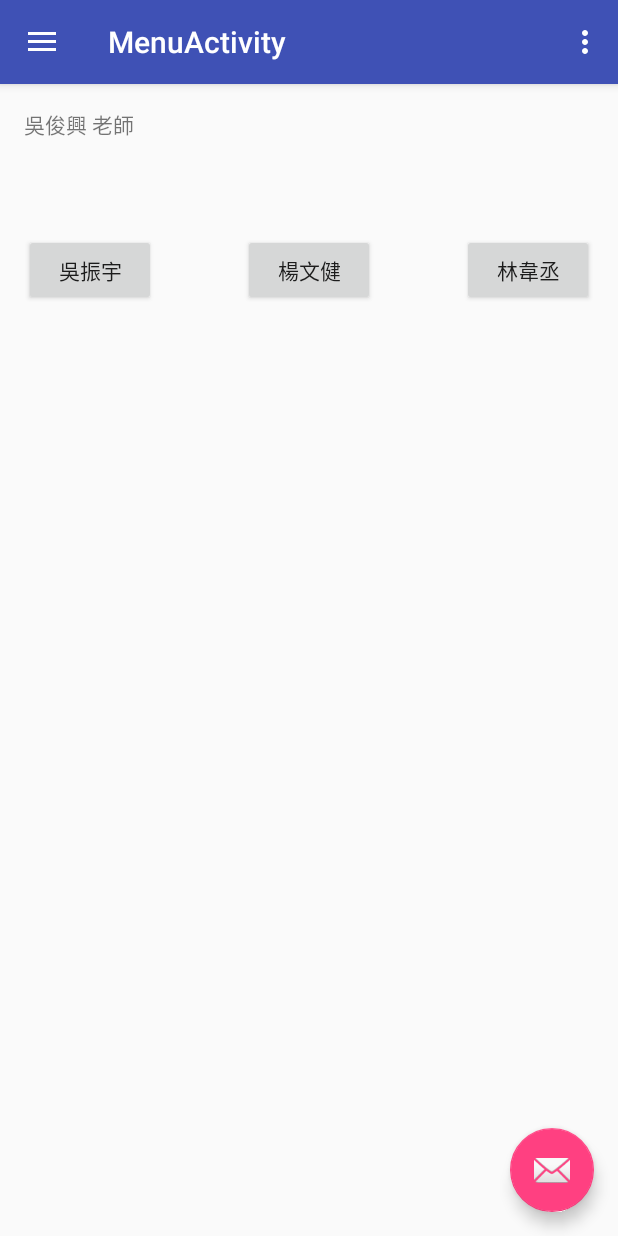
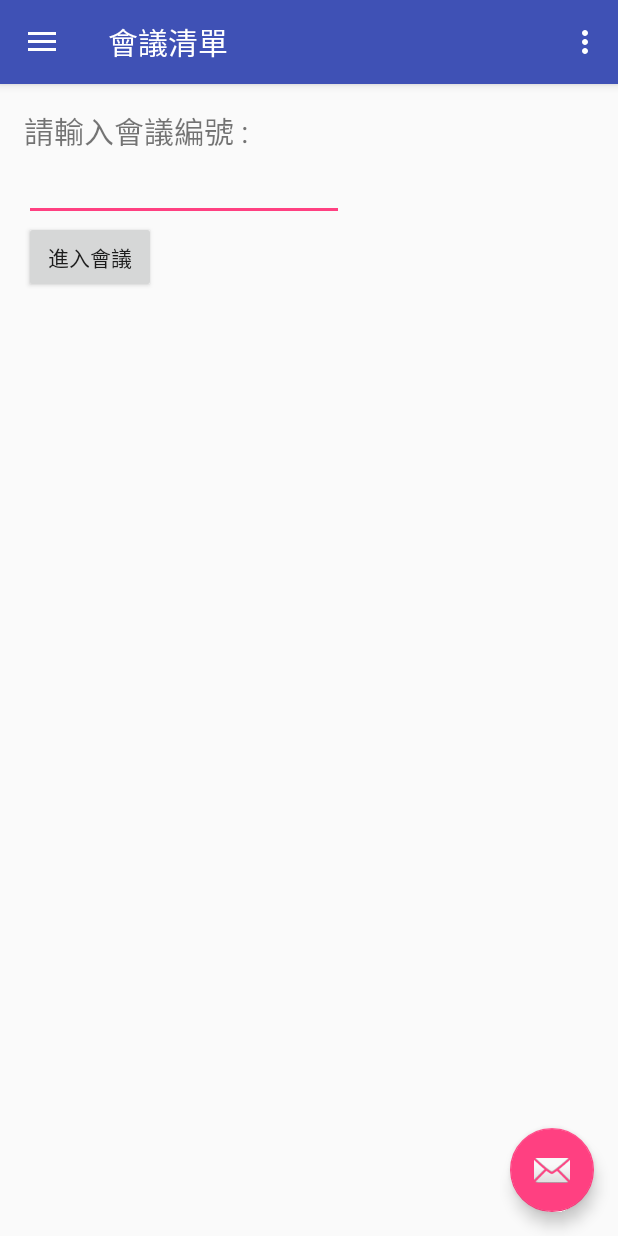
Before and after one commit to Bearww/AndroidRemote, an Android app: the MenuActivity screen opened directly, with no data from a screen before it, on a phone screen of 412 x 824 dp. Run offline under Robolectric (Android 15) with nearby library versions, the phone set to English and light mode, and no system bars.

Commit message:
Basic join reference function
Only client enabled and simple UI

```diff
--- a/app/src/main/AndroidManifest.xml
+++ b/app/src/main/AndroidManifest.xml
@@ -29,7 +29,9 @@
             android:name=".MenuActivity"
             android:label="@string/title_activity_menu"
             android:theme="@style/AppTheme.NoActionBar" />
-        <activity android:name=".RemoteActivity"></activity>
+        <activity
+            android:name=".RemoteActivity"
+            android:label="@string/title_activity_remote" />
     </application>
 
 </manifest>
--- /dev/null
+++ b/app/src/main/res/drawable/ic_assignment_black_24dp.xml
@@ -0,0 +1,9 @@
+<vector xmlns:android="http://schemas.android.com/apk/res/android"
+        android:width="24dp"
+        android:height="24dp"
+        android:viewportWidth="24.0"
+        android:viewportHeight="24.0">
+    <path
+        android:fillColor="#FF000000"
+        android:pathData="M19,3h-4.18C14.4,1.84 13.3,1 12,1c-1.3,0 -2.4,0.84 -2.82,2L5,3c-1.1,0 -2,0.9 -2,2v14c0,1.1 0.9,2 2,2h14c1.1,0 2,-0.9 2,-2L21,5c0,-1.1 -0.9,-2 -2,-2zM12,3c0.55,0 1,0.45 1,1s-0.45,1 -1,1 -1,-0.45 -1,-1 0.45,-1 1,-1zM14,17L7,17v-2h7v2zM17,13L7,13v-2h10v2zM17,9L7,9L7,7h10v2z"/>
+</vector>
--- /dev/null
+++ b/app/src/main/res/drawable/ic_assignment_turned_in_black_24dp.xml
@@ -0,0 +1,9 @@
+<vector xmlns:android="http://schemas.android.com/apk/res/android"
+        android:width="24dp"
+        android:height="24dp"
+        android:viewportWidth="24.0"
+        android:viewportHeight="24.0">
+    <path
+        android:fillColor="#FF000000"
+        android:pathData="M19,3h-4.18C14.4,1.84 13.3,1 12,1c-1.3,0 -2.4,0.84 -2.82,2L5,3c-1.1,0 -2,0.9 -2,2v14c0,1.1 0.9,2 2,2h14c1.1,0 2,-0.9 2,-2L21,5c0,-1.1 -0.9,-2 -2,-2zM12,3c0.55,0 1,0.45 1,1s-0.45,1 -1,1 -1,-0.45 -1,-1 0.45,-1 1,-1zM10,17l-4,-4 1.41,-1.41L10,14.17l6.59,-6.59L18,9l-8,8z"/>
+</vector>
--- /dev/null
+++ b/app/src/main/res/drawable/ic_settings_black_24dp.xml
@@ -0,0 +1,9 @@
+<vector xmlns:android="http://schemas.android.com/apk/res/android"
+        android:width="24dp"
+        android:height="24dp"
+        android:viewportWidth="24.0"
+        android:viewportHeight="24.0">
+    <path
+        android:fillColor="#FF000000"
+        android:pathData="M19.43,12.98c0.04,-0.32 0.07,-0.64 0.07,-0.98s-0.03,-0.66 -0.07,-0.98l2.11,-1.65c0.19,-0.15 0.24,-0.42 0.12,-0.64l-2,-3.46c-0.12,-0.22 -0.39,-0.3 -0.61,-0.22l-2.49,1c-0.52,-0.4 -1.08,-0.73 -1.69,-0.98l-0.38,-2.65C14.46,2.18 14.25,2 14,2h-4c-0.25,0 -0.46,0.18 -0.49,0.42l-0.38,2.65c-0.61,0.25 -1.17,0.59 -1.69,0.98l-2.49,-1c-0.23,-0.09 -0.49,0 -0.61,0.22l-2,3.46c-0.13,0.22 -0.07,0.49 0.12,0.64l2.11,1.65c-0.04,0.32 -0.07,0.65 -0.07,0.98s0.03,0.66 0.07,0.98l-2.11,1.65c-0.19,0.15 -0.24,0.42 -0.12,0.64l2,3.46c0.12,0.22 0.39,0.3 0.61,0.22l2.49,-1c0.52,0.4 1.08,0.73 1.69,0.98l0.38,2.65c0.03,0.24 0.24,0.42 0.49,0.42h4c0.25,0 0.46,-0.18 0.49,-0.42l0.38,-2.65c0.61,-0.25 1.17,-0.59 1.69,-0.98l2.49,1c0.23,0.09 0.49,0 0.61,-0.22l2,-3.46c0.12,-0.22 0.07,-0.49 -0.12,-0.64l-2.11,-1.65zM12,15.5c-1.93,0 -3.5,-1.57 -3.5,-3.5s1.57,-3.5 3.5,-3.5 3.5,1.57 3.5,3.5 -1.57,3.5 -3.5,3.5z"/>
+</vector>
--- a/app/src/main/res/layout/content_menu.xml
+++ b/app/src/main/res/layout/content_menu.xml
@@ -15,38 +15,31 @@
     <Button
         android:layout_width="wrap_content"
         android:layout_height="wrap_content"
-        android:text="吳振宇"
+        android:text="進入會議"
         android:id="@+id/button"
-        android:layout_alignParentTop="true"
+        android:layout_below="@+id/editText"
         android:layout_alignParentLeft="true"
-        android:layout_alignParentStart="true"
-        android:layout_marginTop="84dp" />
+        android:layout_alignParentStart="true" />
 
     <TextView
         android:layout_width="wrap_content"
         android:layout_height="wrap_content"
-        android:text="吳俊興 老師"
-        android:id="@+id/textView2"
+        android:text="請輸入會議編號 :"
+        android:textSize="20dp"
+        android:id="@+id/textView"
         android:layout_alignParentLeft="true"
         android:layout_alignParentStart="true"
         android:layout_alignParentTop="true"
         android:layout_alignParentRight="true"
         android:layout_alignParentEnd="true" />
 
-    <Button
+    <EditText
         android:layout_width="wrap_content"
         android:layout_height="wrap_content"
-        android:text="楊文健"
-        android:id="@+id/button2"
-        android:layout_alignBottom="@+id/button"
-        android:layout_centerHorizontal="true" />
-
-    <Button
-        android:layout_width="wrap_content"
-        android:layout_height="wrap_content"
-        android:text="林韋丞"
-        android:id="@+id/button3"
-        android:layout_alignBottom="@+id/button2"
-        android:layout_alignParentRight="true"
-        android:layout_alignParentEnd="true" />
+        android:inputType="number"
+        android:ems="10"
+        android:id="@+id/editText"
+        android:layout_below="@+id/textView"
+        android:layout_alignParentLeft="true"
+        android:layout_alignParentStart="true" />
 </RelativeLayout>
--- a/app/src/main/res/layout/nav_header_menu.xml
+++ b/app/src/main/res/layout/nav_header_menu.xml
@@ -22,13 +22,13 @@
         android:layout_width="match_parent"
         android:layout_height="wrap_content"
         android:paddingTop="@dimen/nav_header_vertical_spacing"
-        android:text="Android Studio"
+        android:text="與會者"
         android:textAppearance="@style/TextAppearance.AppCompat.Body1" />
 
     <TextView
         android:id="@+id/textView"
         android:layout_width="wrap_content"
         android:layout_height="wrap_content"
-        android:text="android.studio@android.com" />
+        android:text="chairman@nuk.edu.tw" />
 
 </LinearLayout>
--- a/app/src/main/res/menu/activity_menu_drawer.xml
+++ b/app/src/main/res/menu/activity_menu_drawer.xml
@@ -3,23 +3,25 @@
 
     <group android:checkableBehavior="single">
         <item
-            android:id="@+id/nav_camera"
-            android:icon="@drawable/ic_menu_camera"
-            android:title="Import" />
+            android:id="@+id/nav_meeting_join"
+            android:icon="@drawable/ic_assignment_black_24dp"
+            android:title="@string/nav_meeting_join" />
         <item
-            android:id="@+id/nav_gallery"
-            android:icon="@drawable/ic_menu_gallery"
-            android:title="Gallery" />
+            android:id="@+id/nav_meeting_list"
+            android:icon="@drawable/ic_assignment_turned_in_black_24dp"
+            android:title="@string/nav_meeting_list" />
+        <item
+            android:id="@+id/nav_settings"
+            android:icon="@drawable/ic_settings_black_24dp"
+            android:title="@string/nav_settings" />
+        <!--
         <item
             android:id="@+id/nav_slideshow"
             android:icon="@drawable/ic_menu_slideshow"
             android:title="Slideshow" />
-        <item
-            android:id="@+id/nav_manage"
-            android:icon="@drawable/ic_menu_manage"
-            android:title="Tools" />
+            -->
     </group>
-
+<!--
     <item android:title="Communicate">
         <menu>
             <item
@@ -32,5 +34,5 @@
                 android:title="Send" />
         </menu>
     </item>
-
+-->
 </menu>
```
Also changed, not shown: app/src/main/java/com/test/wu/remotetest/Constants.java (+9 -2 lines), app/src/main/java/com/test/wu/remotetest/LoginActivity.java (+2 -2 lines), app/src/main/java/com/test/wu/remotetest/MenuActivity.java (+107 -10 lines), app/src/main/java/com/test/wu/remotetest/RemoteActivity.java (+18 -4 lines), app/src/main/res/drawable/ic_brush_black_24dp.xml (added, +9 -0 lines), app/src/main/res/drawable/ic_call_made_black_24dp.xml (added, +9 -0 lines), app/src/main/res/drawable/ic_clear_black_24dp.xml (added, +9 -0 lines), app/src/main/res/drawable/ic_edit_black_24dp.xml (added, +9 -0 lines), app/src/main/res/drawable/ic_navigate_before_black_24dp.xml (added, +9 -0 lines), app/src/main/res/drawable/ic_navigate_next_black_24dp.xml (added, +9 -0 lines), app/src/main/res/layout/activity_login.xml (+7 -0 lines), app/src/main/res/menu/menu_main.xml (+20 -0 lines), app/src/main/res/values/strings.xml (+16 -3 lines).
